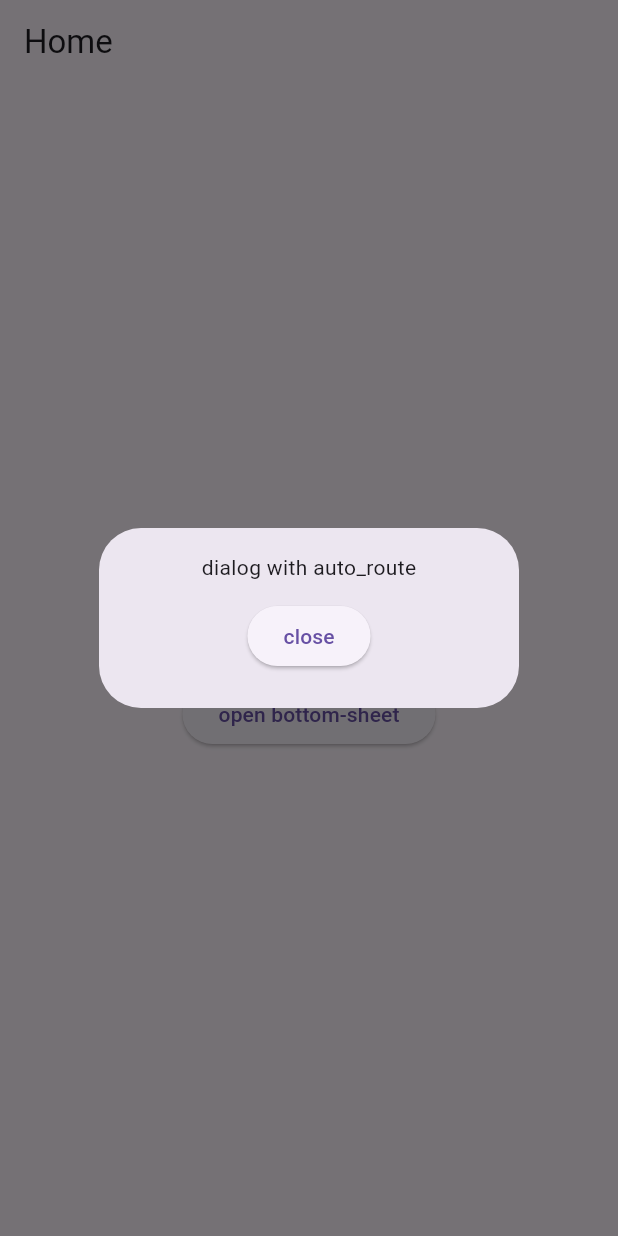
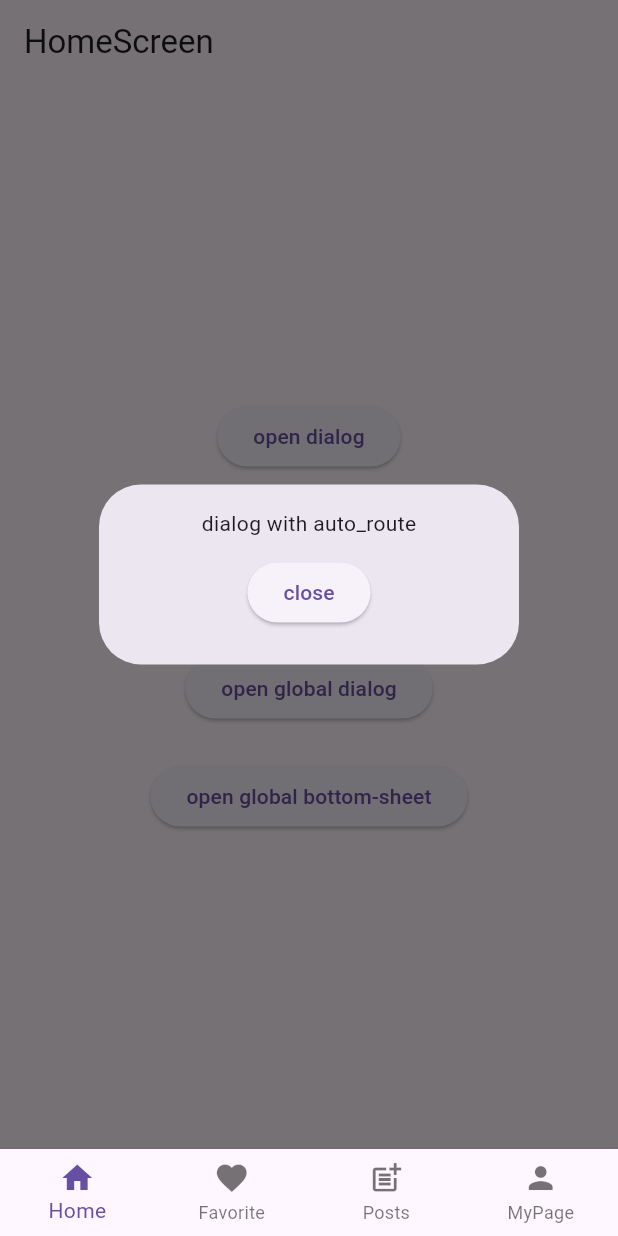
Before and after one commit to motucraft/auto_route_playground, a Flutter app: the screen it shows after launch, after a tap on "open dialog", on a phone screen of 412 x 824 dp. Run offline on Flutter 3.47's test engine with Material 3 defaults, Android fonts, the phone set to English and light mode, and no system bars; our stand-ins replace auto_route, hooks_riverpod, riverpod_annotation; generated files the repository leaves out were written again.

Commit message:
tab navigation

```diff
--- a/lib/main_declarative_routing.dart
+++ b/lib/declarative_routing/main_declarative_routing.dart
@@ -1,9 +1,8 @@
 import 'package:auto_route/auto_route.dart';
+import 'package:auto_route_playground/declarative_routing/main_declarative_routing.gr.dart';
 import 'package:flutter/material.dart';
 import 'package:hooks_riverpod/hooks_riverpod.dart';
 import 'package:riverpod_annotation/riverpod_annotation.dart';
-
-import 'main_declarative_routing.gr.dart';
 
 part 'main_declarative_routing.g.dart';
 
@@ -25,7 +24,7 @@ class MyApp extends ConsumerWidget {
   }
 }
 
-@AutoRouterConfig()
+@AutoRouterConfig(generateForDir: ['lib/declarative_routing'])
 class AppRouter extends RootStackRouter {
   @override
   List<AutoRoute> get routes {
@@ -49,7 +48,6 @@ class AppRouter extends RootStackRouter {
             isScrollControlled: true,
             constraints: BoxConstraints(
               maxHeight: MediaQuery.sizeOf(context).height / 2,
-              // minWidth: double.infinity,
             ),
             useSafeArea: true,
             showDragHandle: true,
--- /dev/null
+++ b/lib/tab_navigation/main_tab_navigation.dart
@@ -0,0 +1,21 @@
+import 'package:auto_route_playground/tab_navigation/router/router.dart';
+import 'package:flutter/material.dart';
+import 'package:hooks_riverpod/hooks_riverpod.dart';
+
+void main() => runApp(ProviderScope(child: const MyApp()));
+
+class MyApp extends ConsumerWidget {
+  const MyApp({super.key});
+
+  @override
+  Widget build(BuildContext context, WidgetRef ref) {
+    return MaterialApp.router(
+      routerConfig: ref.watch(routerProvider).config(),
+      theme: ThemeData(
+        bottomSheetTheme: const BottomSheetThemeData(
+          surfaceTintColor: Colors.transparent,
+        ),
+      ),
+    );
+  }
+}
--- /dev/null
+++ b/lib/tab_navigation/screens/base/base_screen.dart
@@ -0,0 +1,92 @@
+import 'package:auto_route/auto_route.dart';
+import 'package:flutter/material.dart';
+
+@RoutePage()
+class BaseScreen extends StatelessWidget {
+  const BaseScreen({super.key});
+
+  @override
+  Widget build(BuildContext context) {
+    return AutoTabsRouter(
+      builder: (context, child) {
+        return Scaffold(
+          body: child,
+          bottomNavigationBar: buildBottomNav(context, context.tabsRouter),
+        );
+      },
+    );
+  }
+
+  Widget buildBottomNav(BuildContext context, TabsRouter tabsRouter) {
+    final hideBottomNav = tabsRouter.topMatch.meta['hideBottomNav'] == true;
+    return hideBottomNav
+        ? SizedBox.shrink()
+        : BottomNavigationBar(
+            type: BottomNavigationBarType.fixed,
+            currentIndex: tabsRouter.activeIndex,
+            onTap: tabsRouter.setActiveIndex,
+            items: [
+              BottomNavigationBarItem(
+                icon: Icon(Icons.home),
+                label: 'Home',
+              ),
+              BottomNavigationBarItem(
+                icon: Icon(Icons.favorite),
+                label: 'Favorite',
+              ),
+              BottomNavigationBarItem(
+                icon: Icon(Icons.post_add),
+                label: 'Posts',
+              ),
+              BottomNavigationBarItem(
+                icon: Icon(Icons.person),
+                label: 'MyPage',
+              ),
+            ],
+          );
+  }
+}
+
+@RoutePage()
+class GlobalSampleDialogScreen extends StatelessWidget {
+  const GlobalSampleDialogScreen({super.key});
+
+  @override
+  Widget build(BuildContext context) {
+    return AlertDialog(
+      content: Column(
+        mainAxisSize: MainAxisSize.min,
+        children: [
+          const Text('Global dialog with auto_route'),
+          const SizedBox(height: 12),
+          ElevatedButton(
+            onPressed: () => context.maybePop(),
+            child: Text('close'),
+          ),
+        ],
+      ),
+    );
+  }
+}
+
+@RoutePage()
+class GlobalSampleBottomSheetScreen extends StatelessWidget {
+  const GlobalSampleBottomSheetScreen({super.key});
+
+  @override
+  Widget build(BuildContext context) {
+    return Center(
+      child: Column(
+        mainAxisSize: MainAxisSize.min,
+        children: [
+          const Text('Global bottom sheet with auto_route'),
+          const SizedBox(height: 12),
+          ElevatedButton(
+            onPressed: () => context.maybePop(),
+            child: Text('close'),
+          ),
+        ],
+      ),
+    );
+  }
+}
--- /dev/null
+++ b/lib/tab_navigation/screens/home/home_screen.dart
@@ -0,0 +1,91 @@
+import 'package:auto_route/auto_route.dart';
+import 'package:auto_route_playground/tab_navigation/router/router.dart';
+import 'package:auto_route_playground/tab_navigation/router/router.gr.dart';
+import 'package:flutter/material.dart';
+import 'package:hooks_riverpod/hooks_riverpod.dart';
+
+@RoutePage()
+class HomeScreen extends ConsumerWidget {
+  const HomeScreen({super.key});
+
+  @override
+  Widget build(BuildContext context, WidgetRef ref) {
+    return Scaffold(
+      appBar: AppBar(title: Text('HomeScreen')),
+      body: Center(
+        child: Column(
+          mainAxisAlignment: MainAxisAlignment.center,
+          children: [
+            ElevatedButton(
+              onPressed: () =>
+                  ref.read(routerProvider).push(SampleDialogRoute()),
+              child: Text('open dialog'),
+            ),
+            const SizedBox(height: 24),
+            ElevatedButton(
+              onPressed: () =>
+                  ref.read(routerProvider).push(SampleBottomSheetRoute()),
+              child: Text('open bottom-sheet'),
+            ),
+            const SizedBox(height: 48),
+            ElevatedButton(
+              onPressed: () =>
+                  ref.read(routerProvider).push(GlobalSampleDialogRoute()),
+              child: Text('open global dialog'),
+            ),
+            const SizedBox(height: 24),
+            ElevatedButton(
+              onPressed: () =>
+                  ref.read(routerProvider).push(GlobalSampleBottomSheetRoute()),
+              child: Text('open global bottom-sheet'),
+            ),
+          ],
+        ),
+      ),
+    );
+  }
+}
+
+@RoutePage()
+class SampleDialogScreen extends StatelessWidget {
+  const SampleDialogScreen({super.key});
+
+  @override
+  Widget build(BuildContext context) {
+    return AlertDialog(
+      content: Column(
+        mainAxisSize: MainAxisSize.min,
+        children: [
+          const Text('dialog with auto_route'),
+          const SizedBox(height: 12),
+          ElevatedButton(
+            onPressed: () => context.maybePop(),
+            child: Text('close'),
+          ),
+        ],
+      ),
+    );
+  }
+}
+
+@RoutePage()
+class SampleBottomSheetScreen extends StatelessWidget {
+  const SampleBottomSheetScreen({super.key});
+
+  @override
+  Widget build(BuildContext context) {
+    return Center(
+      child: Column(
+        mainAxisSize: MainAxisSize.min,
+        children: [
+          const Text('bottom sheet with auto_route'),
+          const SizedBox(height: 12),
+          ElevatedButton(
+            onPressed: () => context.maybePop(),
+            child: Text('close'),
+          ),
+        ],
+      ),
+    );
+  }
+}
```
Also changed, not shown: lib/tab_navigation/router/router.dart (added, +148 -0 lines), lib/tab_navigation/screens/favorites/favorites_screen.dart (added, +15 -0 lines), lib/tab_navigation/screens/my_page/my_page_screen.dart (added, +15 -0 lines), lib/tab_navigation/screens/posts/posts_screen.dart (added, +15 -0 lines), lib/declarative_routing/main_declarative_routing.g.dart (renamed from lib/main_declarative_routing.g.dart), lib/declarative_routing/main_declarative_routing.gr.dart, lib/tab_navigation/router/router.g.dart (added), lib/tab_navigation/router/router.gr.dart (added), 1 other file.
